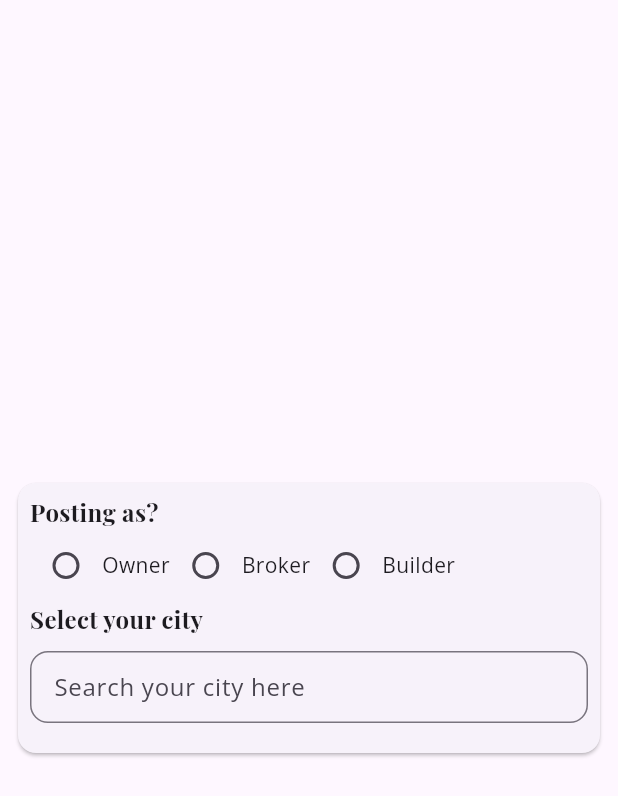
After one commit to Pawan89844/propertynonstop, a Flutter app: the screen it shows after launch, after a tap on "Home Search", on a phone screen of 412 x 824 dp. The commit adds this screen. Shown: the top 796 px of the screen. Run offline on Flutter 3.47's test engine with Material 3 defaults, Android fonts, the phone set to English and light mode, and no system bars; our stand-ins replace firebase_auth, firebase_core, flutter_svg, google_fonts; accounts and stored records are empty.

Commit message:
Post Properties Screen 1 completed

```diff
--- a/lib/View/on-boarding/On-Boarding.dart
+++ b/lib/View/on-boarding/On-Boarding.dart
@@ -2,6 +2,7 @@
 
 import 'package:flutter/material.dart';
 import 'package:propertynonstop/View/on-boarding/View-Model/On-Boarding-View-Model.dart';
+import 'package:propertynonstop/View/post-properties/Post-Properties.dart';
 import 'package:propertynonstop/Widget/AppText/AppHeadingText.dart';
 import 'package:propertynonstop/Widget/AppText/AppText.dart';
 
@@ -57,6 +58,11 @@ class OnBoarding extends StatelessWidget {
                       surfaceTintColor: Colors.white,
                       child: ListTile(
                         leading: property.icon,
+                        onTap: () =>
+                            // TODO - 1 REPLACE NAVIGATOR 1.0 TO NAVIGATOR 2.0
+                            Navigator.of(context).push(MaterialPageRoute(
+                          builder: (context) => const PostProperties(),
+                        )),
                         title: Container(
                             alignment: Alignment.centerLeft,
                             child: AppText(
--- /dev/null
+++ b/lib/View/post-properties/Model/Post-Properties-Model.dart
@@ -0,0 +1,14 @@
+// ignore_for_file: file_names
+
+class PostPropertiesModel {
+  final int id;
+  final String type;
+
+  PostPropertiesModel({required this.id, required this.type});
+
+  static List<PostPropertiesModel> propertyTypes = <PostPropertiesModel>[
+    PostPropertiesModel(id: 1, type: 'Owner'),
+    PostPropertiesModel(id: 2, type: 'Broker'),
+    PostPropertiesModel(id: 3, type: 'Builder'),
+  ];
+}
--- /dev/null
+++ b/lib/View/post-properties/Post-Properties.dart
@@ -0,0 +1,72 @@
+// ignore_for_file: file_names
+
+import 'package:flutter/material.dart';
+import 'package:propertynonstop/View/post-properties/View-Model/Post-Properties-View-Model.dart';
+import 'package:propertynonstop/Widget/AppInputField/AppInputField.dart';
+import 'package:propertynonstop/Widget/AppText/AppHeadingText.dart';
+import 'package:propertynonstop/Widget/AppText/AppText.dart';
+
+class PostProperties extends StatefulWidget {
+  const PostProperties({super.key});
+
+  @override
+  State<PostProperties> createState() => _PostPropertiesState();
+}
+
+class _PostPropertiesState extends State<PostProperties> {
+  PostPropertiesViewModel propertiesViewModel = PostPropertiesViewModel();
+
+  @override
+  Widget build(BuildContext context) {
+    return Scaffold(
+      body: SafeArea(
+          child: Column(
+        mainAxisAlignment: MainAxisAlignment.center,
+        children: [
+          Container(),
+          Card(
+            margin: const EdgeInsets.all(12.0),
+            child: Padding(
+              padding: const EdgeInsets.all(8.0),
+              child: Column(
+                children: [
+                  Container(
+                    alignment: Alignment.centerLeft,
+                    child: const AppHeadingText(
+                        data: 'Posting as?', fontSize: 16.0),
+                  ),
+                  Row(
+                    children: propertiesViewModel
+                        .properties()
+                        .map((property) => Row(
+                              children: [
+                                Radio(
+                                    value: property.id,
+                                    groupValue:
+                                        propertiesViewModel.selectedType,
+                                    onChanged: (value) {
+                                      propertiesViewModel.selectedType =
+                                          value as int;
+                                      setState(() {});
+                                    }),
+                                AppText(data: property.type)
+                              ],
+                            ))
+                        .toList(),
+                  ),
+                  Container(
+                      alignment: Alignment.centerLeft,
+                      child: const AppHeadingText(
+                          data: 'Select your city', fontSize: 16.0)),
+                  const SizedBox(height: 10.0),
+                  const AppInputField(hintText: 'Search your city here'),
+                  const SizedBox(height: 10.0),
+                ],
+              ),
+            ),
+          )
+        ],
+      )),
+    );
+  }
+}
--- /dev/null
+++ b/lib/View/post-properties/View-Model/Post-Properties-View-Model.dart
@@ -0,0 +1,8 @@
+// ignore_for_file: file_names
+
+import 'package:propertynonstop/View/post-properties/Model/Post-Properties-Model.dart';
+
+class PostPropertiesViewModel {
+  int selectedType = 0;
+  List<PostPropertiesModel> properties() => PostPropertiesModel.propertyTypes;
+}
```
